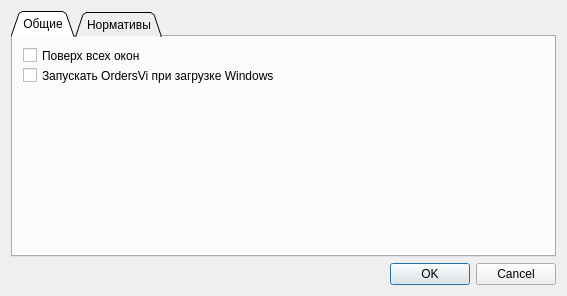
The window that settingsview.ui (Ejik/ordersvi) describes before a commit, drawn with Qt 5.
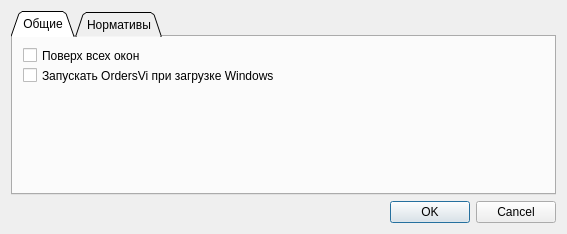
The same window after the commit. Icons and pictures are not drawn.

Commit message: Feature: доработан запрос для получения выручки по отгрузке

Diff of the .ui file:
```diff
--- a/settingsview.ui
+++ b/settingsview.ui
@@ -7,7 +7,7 @@
     <x>0</x>
     <y>0</y>
     <width>567</width>
-    <height>296</height>
+    <height>234</height>
    </rect>
   </property>
   <property name="windowTitle">
```
The commit also changes 1 other file.
